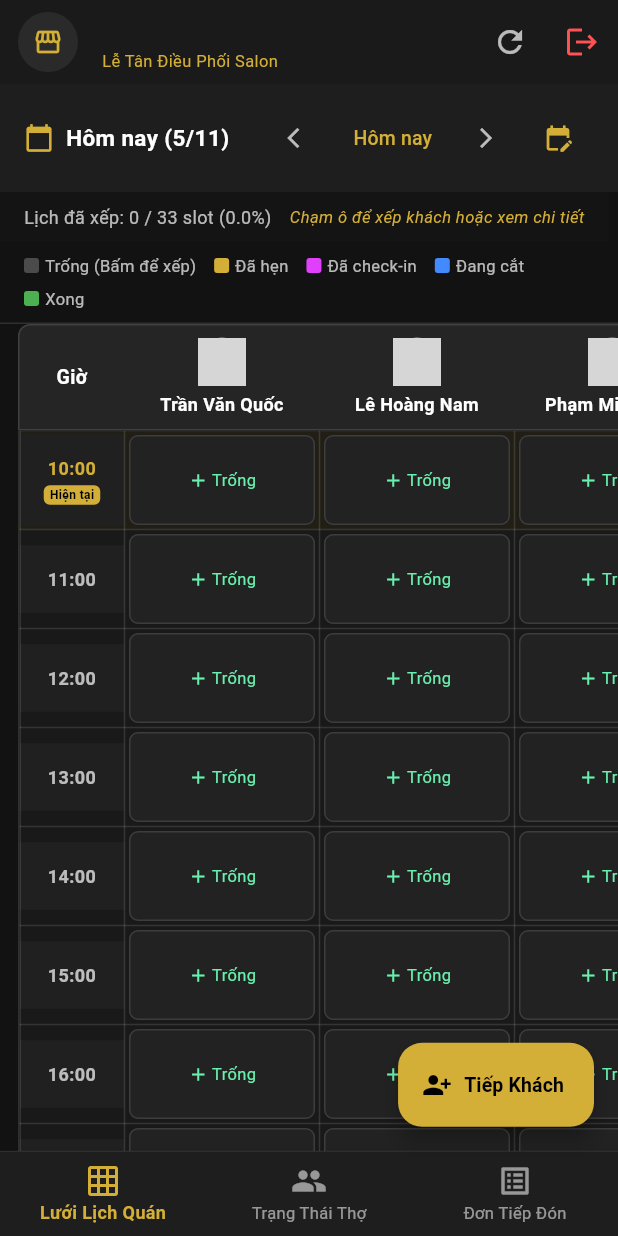
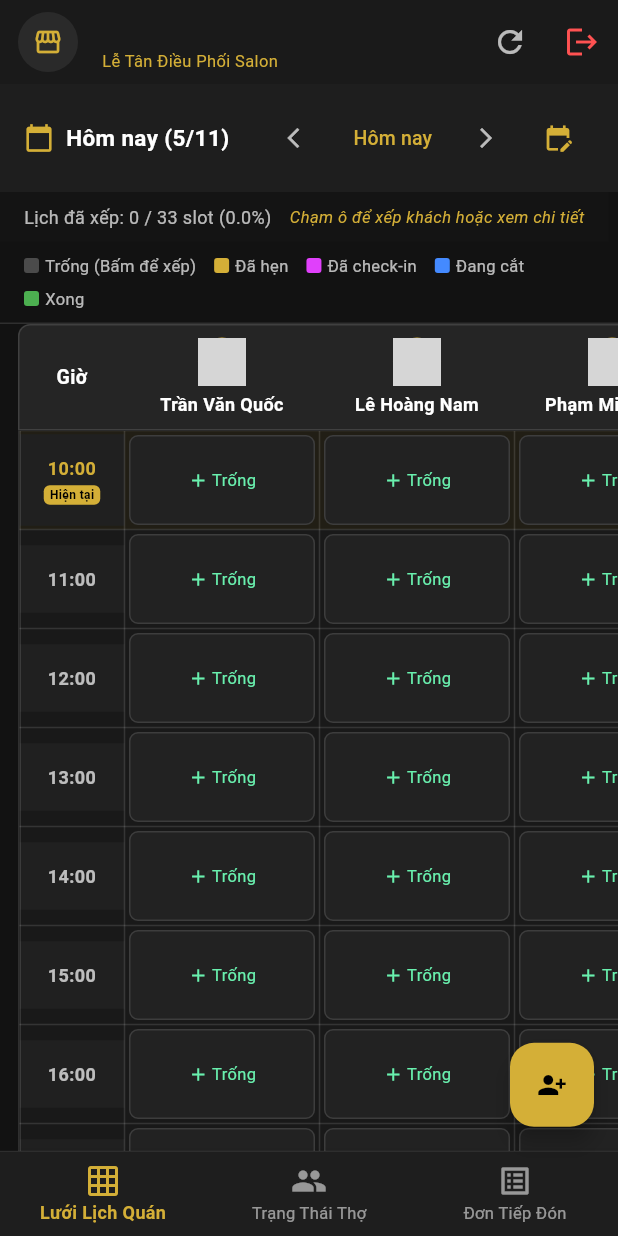
Before and after one commit to PhucLHHE180501/Group3-PRM, a Flutter app: the ReceptionistDashboardScreen screen opened directly, on a phone screen of 412 x 824 dp. Run offline on Flutter 3.47's test engine with Material 3 defaults, Android fonts, the phone set to English and light mode, and no system bars; our stand-ins replace cloud_firestore, firebase_auth, firebase_core, firebase_storage, image_picker, permission_handler; accounts and stored records are empty; network calls fail; grey boxes are pictures that could not be loaded.

Commit message:
fix(ui): adjust receptionist fab and strip bom from transaction history

```diff
--- a/lib/features/receptionist/screens/receptionist_dashboard_screen.dart
+++ b/lib/features/receptionist/screens/receptionist_dashboard_screen.dart
@@ -342,15 +342,15 @@ class _ReceptionistDashboardScreenState extends State<ReceptionistDashboardScree
           ),
         ],
       ),
-      floatingActionButton: FloatingActionButton.extended(
+      floatingActionButton: FloatingActionButton(
         backgroundColor: const Color(0xFFD4AF37),
         foregroundColor: Colors.black,
         elevation: 6,
-        icon: const Icon(Icons.person_add_alt_1, size: 20),
-        label: const Text(
-          'Tiếp Khách',
-          style: TextStyle(fontWeight: FontWeight.bold, fontSize: 13),
-        ),
+        child: const Icon(Icons.person_add_alt_1, size: 20),
+        // label: const Text(
+        //   'Tiếp Khách',
+        //   style: TextStyle(fontWeight: FontWeight.bold, fontSize: 13),
+        // ),
         onPressed: () => _openWalkInDialog(),
       ),
       body: _isLoading && _dataService.barbers.isEmpty
```
Also changed, not shown: lib/features/customer/screens/history/transaction_history_screen.dart (line endings or trailing spaces).
